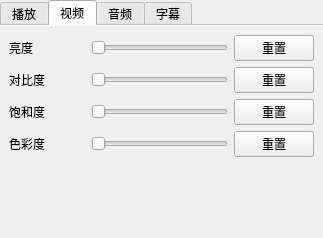
First picture: the form in QtSDLFFmpegVideoPlayer/QtUIs/PlayerOptionsWidget.ui, repository lyxyz5223/QtSDLFFmpegVideoPlayer, before the edit.
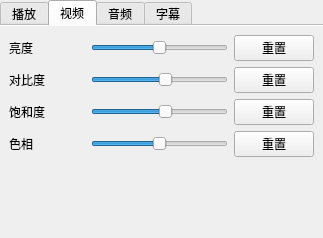
Second picture: the form after the edit. The open tabs and pages were chosen to show the change. Icons and pictures are not drawn.

Commit message:
refactor(Player): Refactor the filter architecture
- Change the video filter to an external control
- Remove the filter-related
interface from the player interface
- Add FrameProcessor

Diff of the .ui file:
```diff
--- a/QtSDLFFmpegVideoPlayer/QtUIs/PlayerOptionsWidget.ui
+++ b/QtSDLFFmpegVideoPlayer/QtUIs/PlayerOptionsWidget.ui
@@ -465,6 +465,18 @@
        </item>
        <item row="0" column="2">
         <widget class="QSlider" name="horizontalSliderVideoBrightness">
+         <property name="minimum">
+          <number>-1000</number>
+         </property>
+         <property name="maximum">
+          <number>1000</number>
+         </property>
+         <property name="singleStep">
+          <number>10</number>
+         </property>
+         <property name="pageStep">
+          <number>200</number>
+         </property>
          <property name="orientation">
           <enum>Qt::Orientation::Horizontal</enum>
          </property>
@@ -498,6 +510,21 @@
        </item>
        <item row="2" column="2">
         <widget class="QSlider" name="horizontalSliderVideoSaturation">
+         <property name="minimum">
+          <number>-1000</number>
+         </property>
+         <property name="maximum">
+          <number>1000</number>
+         </property>
+         <property name="singleStep">
+          <number>10</number>
+         </property>
+         <property name="pageStep">
+          <number>200</number>
+         </property>
+         <property name="value">
+          <number>100</number>
+         </property>
          <property name="orientation">
           <enum>Qt::Orientation::Horizontal</enum>
          </property>
@@ -517,7 +544,19 @@
         </widget>
        </item>
        <item row="3" column="2">
-        <widget class="QSlider" name="horizontalSliderVideoChromaticity">
+        <widget class="QSlider" name="horizontalSliderVideoHue">
+         <property name="minimum">
+          <number>-18000</number>
+         </property>
+         <property name="maximum">
+          <number>18000</number>
+         </property>
+         <property name="singleStep">
+          <number>100</number>
+         </property>
+         <property name="pageStep">
+          <number>450</number>
+         </property>
          <property name="orientation">
           <enum>Qt::Orientation::Horizontal</enum>
          </property>
@@ -532,7 +571,7 @@
           </sizepolicy>
          </property>
          <property name="text">
-          <string>色彩度</string>
+          <string>色相</string>
          </property>
         </widget>
        </item>
@@ -593,6 +632,21 @@
        </item>
        <item row="1" column="2">
         <widget class="QSlider" name="horizontalSliderVideoContrast">
+         <property name="minimum">
+          <number>-1000</number>
+         </property>
+         <property name="maximum">
+          <number>1000</number>
+         </property>
+         <property name="singleStep">
+          <number>10</number>
+         </property>
+         <property name="pageStep">
+          <number>200</number>
+         </property>
+         <property name="value">
+          <number>100</number>
+         </property>
          <property name="orientation">
           <enum>Qt::Orientation::Horizontal</enum>
          </property>
```
Left out of the diff: 36 changed lines with no effect on the pictures. The commit also changes 22 other files.
